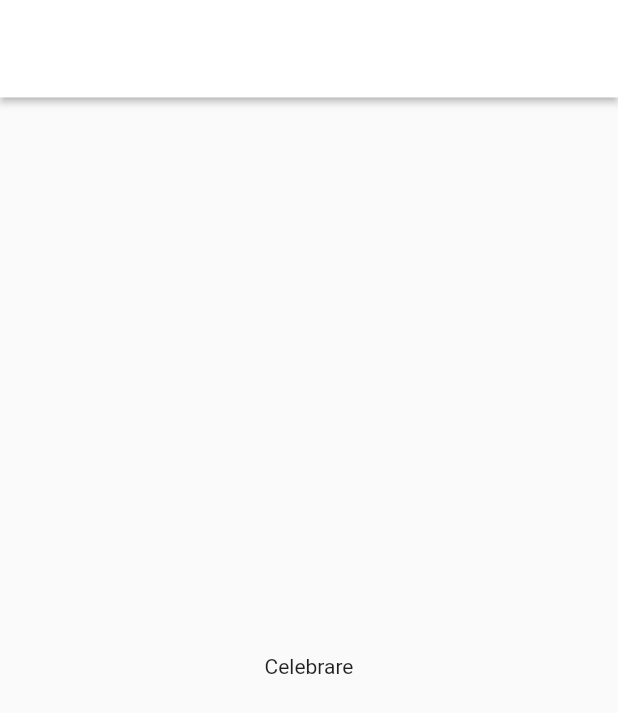
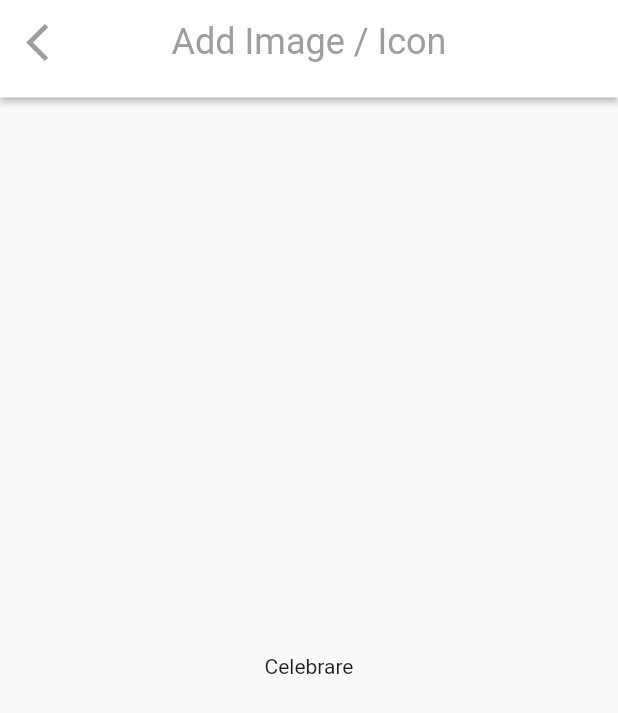
Before and after one commit to nicolas-ferrada/image_handler_celebrare, a Flutter app: the screen it shows after launch, on a phone screen of 412 x 824 dp. Shown: the top 713 px of the screen. Run offline on Flutter 3.47's test engine with Material 3 defaults, Android fonts, the phone set to English and light mode, and no system bars.

Commit message:
refactor custom appbar color

```diff
--- a/lib/widgets/custom_app_bar.dart
+++ b/lib/widgets/custom_app_bar.dart
@@ -1,3 +1,4 @@
+import 'package:celebrare/styles/app_color.dart';
 import 'package:flutter/material.dart';
 import 'package:flutter/services.dart';
 
@@ -12,6 +13,7 @@ class CustomAppBar extends StatelessWidget implements PreferredSizeWidget {
     return AppBar(
       leading: exitAppIcon(),
       title: const Text('Add Image / Icon'),
+      titleTextStyle: const TextStyle(color: AppColor.grey, fontSize: 24),
       leadingWidth: 65,
       centerTitle: true,
       elevation: 2,
@@ -25,6 +27,7 @@ class CustomAppBar extends StatelessWidget implements PreferredSizeWidget {
       icon: const Icon(
         Icons.arrow_back_ios,
         size: 30,
+        color: AppColor.grey,
       ),
     );
   }
```
